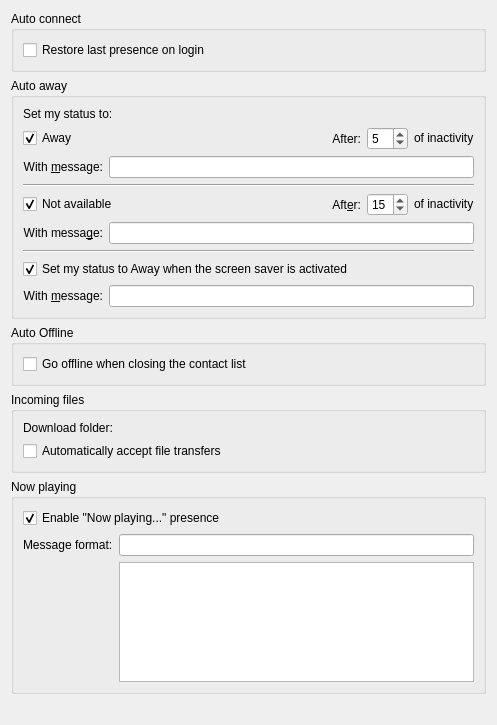
The window that config/telepathy-kded-config.ui (KDE/ktp-kded-module) describes before a commit, drawn with Qt 5.
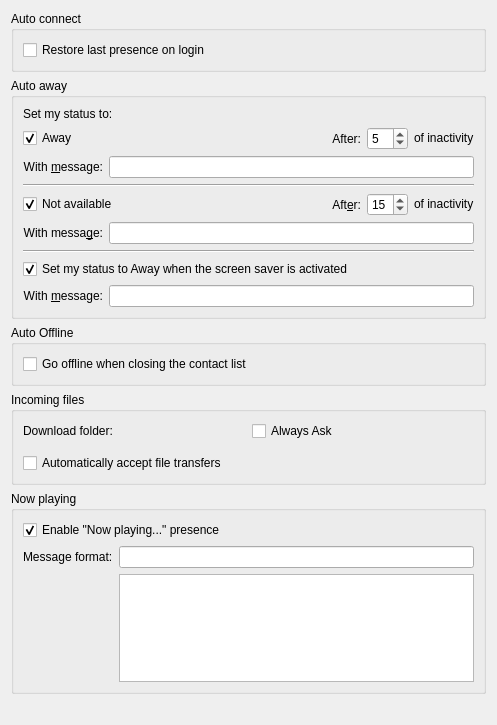
The same window after the commit. Custom widgets are drawn as their Qt base class.

Commit message:
Add "Always Ask" option for filetransfer destination directory
FIXED-IN: 0.7.0

What changed in the file:
```diff
--- a/config/telepathy-kded-config.ui
+++ b/config/telepathy-kded-config.ui
@@ -328,18 +328,28 @@
      </property>
      <layout class="QGridLayout" name="gridLayout">
       <item row="0" column="0">
-       <layout class="QHBoxLayout" name="download_folder_layout">
-        <item>
+       <layout class="QGridLayout" name="downloadFolderLayout">
+        <item row="0" column="0">
          <widget class="QLabel" name="m_downloadUrlLabel">
           <property name="text">
            <string>Download folder:</string>
           </property>
+          <property name="alignment">
+           <set>Qt::AlignLeading|Qt::AlignLeft|Qt::AlignVCenter</set>
+          </property>
           <property name="buddy">
            <cstring>m_downloadUrlRequester</cstring>
           </property>
          </widget>
         </item>
-        <item>
+        <item row="0" column="1">
+         <widget class="QCheckBox" name="m_downloadUrlCheckBox">
+          <property name="text">
+           <string>Always Ask</string>
+          </property>
+         </widget>
+        </item>
+        <item row="1" column="1">
          <widget class="KUrlRequester" name="m_downloadUrlRequester">
           <property name="toolTip">
            <string>This is the folder where received files will be saved.</string>
```
Left out of the diff: 2 changed lines with no effect on the pictures. The commit also changes 2 other files.
